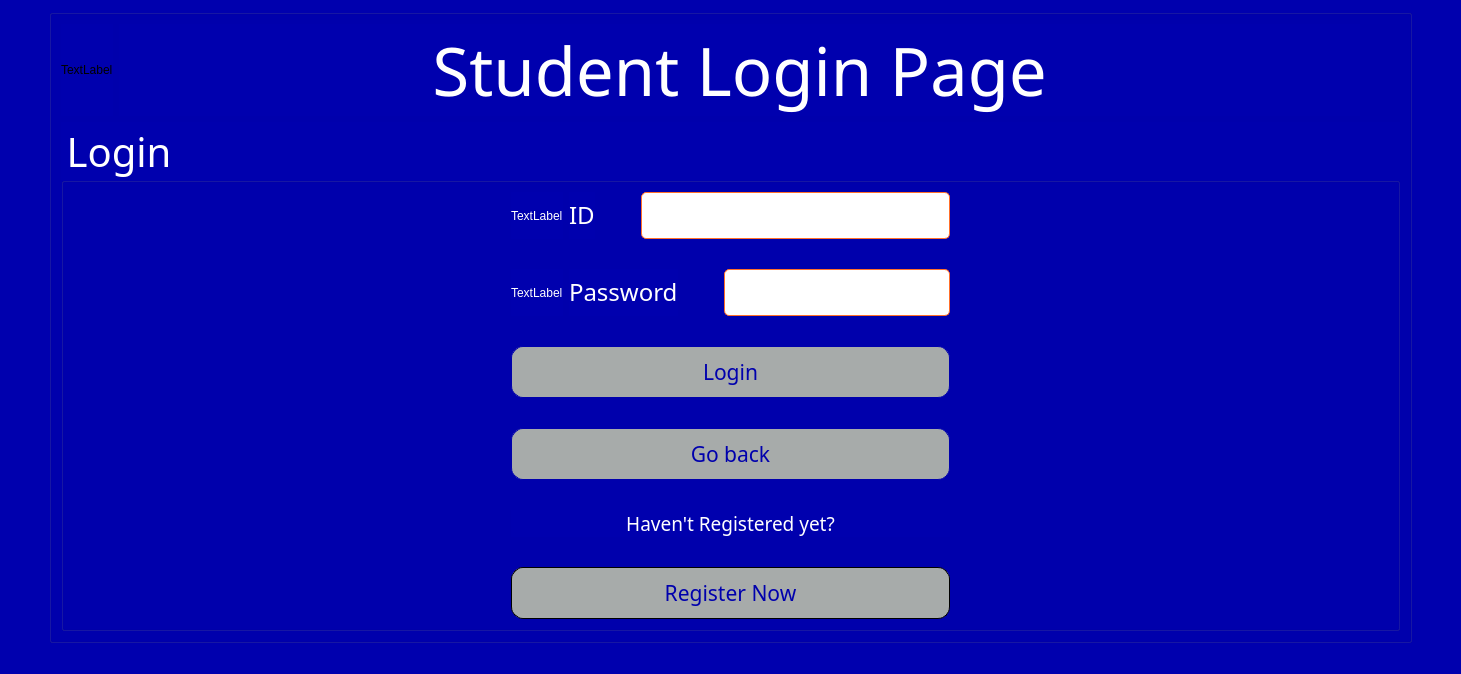
This is ExamSphereV1/studentlogin.ui in BiratBC/ExamSphereV1 as Qt 5 draws it before an edit. The edited form follows.
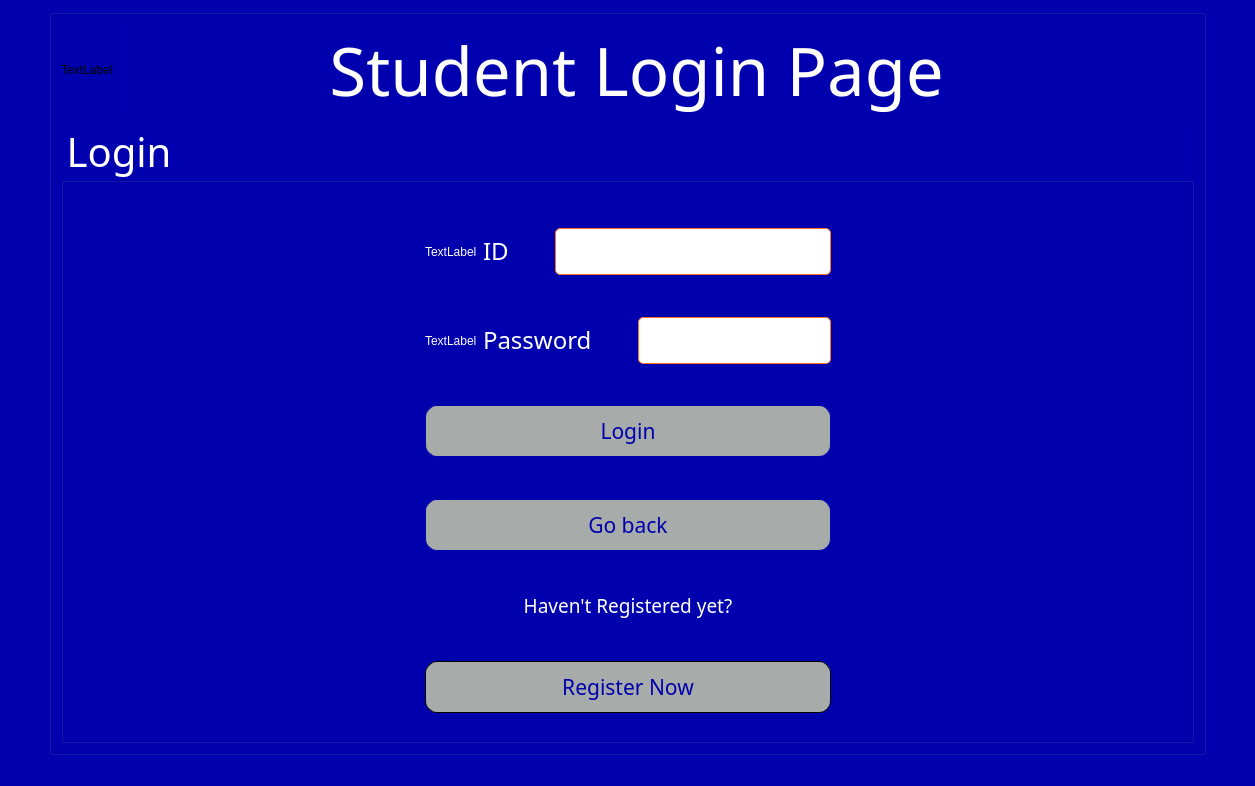
This is the edited form.

Diff of the .ui file:
```diff
--- a/ExamSphereV1/studentlogin.ui
+++ b/ExamSphereV1/studentlogin.ui
@@ -6,8 +6,8 @@
    <rect>
     <x>0</x>
     <y>0</y>
-    <width>1461</width>
-    <height>674</height>
+    <width>1255</width>
+    <height>786</height>
    </rect>
   </property>
   <property name="windowTitle">
@@ -459,7 +459,7 @@
              <enum>Qt::Horizontal</enum>
             </property>
             <property name="sizeType">
-             <enum>QSizePolicy::MinimumExpanding</enum>
+             <enum>QSizePolicy::Expanding</enum>
             </property>
             <property name="sizeHint" stdset="0">
              <size>
@@ -475,7 +475,7 @@
              <enum>Qt::Horizontal</enum>
             </property>
             <property name="sizeType">
-             <enum>QSizePolicy::MinimumExpanding</enum>
+             <enum>QSizePolicy::Expanding</enum>
             </property>
             <property name="sizeHint" stdset="0">
              <size>
```
Left out of the diff: 6 changed lines with no effect on the pictures.
